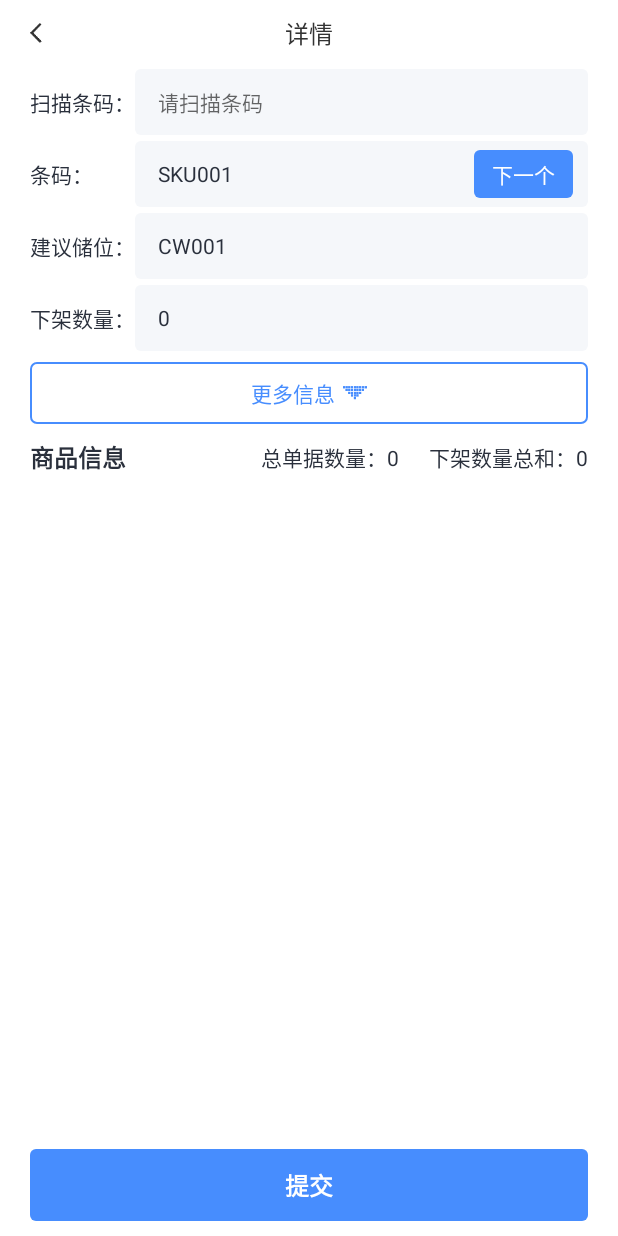
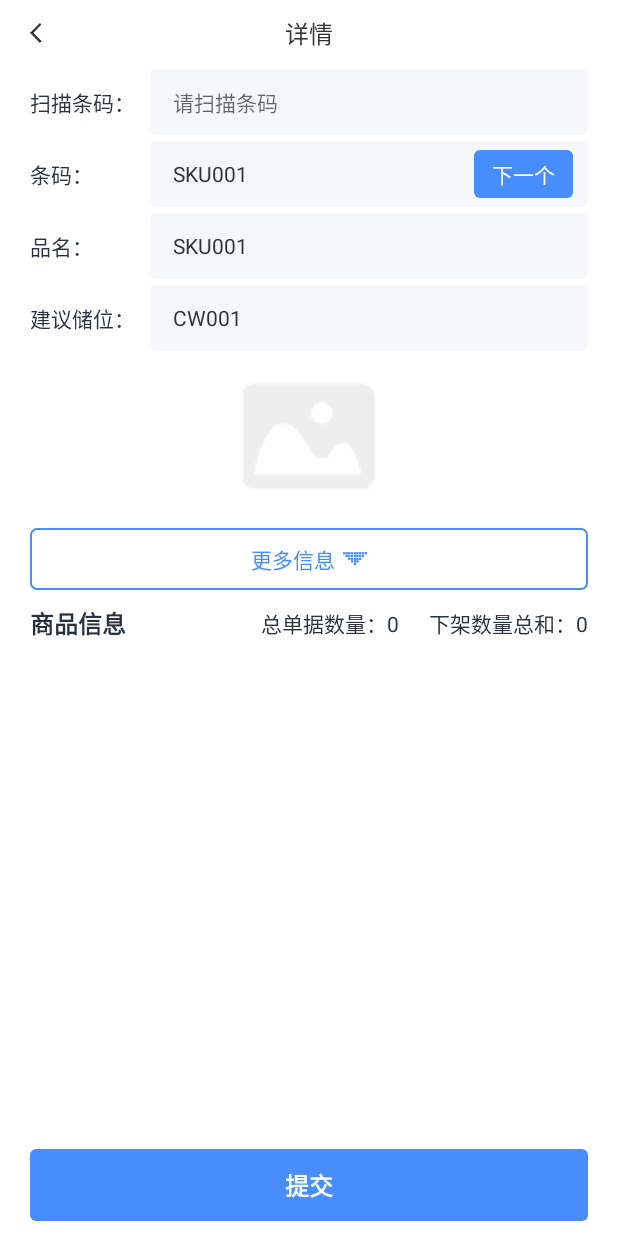
Before and after one commit to ilyle/JuWeiKe, an Android app: the GodownInventoryOutLogDetailActivity screen opened directly, with no data from a screen before it, on a phone screen of 412 x 824 dp. Run offline under Robolectric (Android 15) with nearby library versions, the light colour scheme and no system bars; our stand-ins replace ButterKnife, RxJava; libraries missing offline, so code that uses them is left out: com.banzhi.statusmanager, com.bigkoo.pickerview, com.tbruyelle.rxpermissions2; 6 statements that could not run were skipped.

Commit message:
开发需求5：出库下架单显示品名，将商品图片上移。（优化）

```diff
--- a/app/src/main/res/layout/activity_godown_inventory_outlog_detail.xml
+++ b/app/src/main/res/layout/activity_godown_inventory_outlog_detail.xml
@@ -46,7 +46,7 @@
                 android:descendantFocusability="beforeDescendants">
 
                 <TextView
-                    android:layout_width="wrap_content"
+                    android:layout_width="80dp"
                     android:layout_height="wrap_content"
                     android:layout_gravity="center_vertical"
                     android:layout_marginLeft="20dp"
@@ -95,20 +95,12 @@
                 android:layout_height="48dp">
 
                 <TextView
-                    android:layout_width="wrap_content"
+                    android:layout_width="80dp"
                     android:layout_height="wrap_content"
                     android:layout_gravity="center_vertical"
                     android:layout_marginLeft="20dp"
                     android:text="条码："
                     android:textColor="@color/color_2a303c"
-                    android:textSize="14sp" />
-
-                <TextView
-                    android:layout_width="wrap_content"
-                    android:layout_height="wrap_content"
-                    android:layout_gravity="center_vertical"
-                    android:text="条码"
-                    android:textColor="#00000000"
                     android:textSize="14sp" />
 
                 <LinearLayout
@@ -149,12 +141,48 @@
             </LinearLayout>
 
             <LinearLayout
+                android:id="@+id/ll_pm"
+                android:layout_width="match_parent"
+                android:layout_height="48dp">
+
+                <TextView
+                    android:layout_width="80dp"
+                    android:layout_height="wrap_content"
+                    android:layout_gravity="center_vertical"
+                    android:layout_marginLeft="20dp"
+                    android:text="品名："
+                    android:textColor="@color/color_2a303c"
+                    android:textSize="14sp" />
+
+                <LinearLayout
+                    android:layout_width="match_parent"
+                    android:layout_height="44dp"
+                    android:layout_gravity="center_vertical"
+                    android:layout_marginRight="20dp"
+                    android:background="@drawable/shape_f5f7fa_bg_4">
+
+                    <TextView
+                        android:id="@+id/tv_pm"
+                        android:layout_width="wrap_content"
+                        android:layout_height="wrap_content"
+                        android:layout_gravity="center_vertical"
+                        android:layout_marginLeft="15dp"
+                        android:layout_weight="1"
+                        android:text="SKU001"
+                        android:textColor="@color/color_2a303c"
+                        android:textSize="14sp" />
+
+                </LinearLayout>
+
+            </LinearLayout>
+
+            <LinearLayout
                 android:id="@+id/ll_jycw"
                 android:layout_width="match_parent"
                 android:layout_height="48dp">
 
                 <TextView
-                    android:layout_width="wrap_content"
+                    android:layout_width="80dp"
                     android:layout_height="wrap_content"
                     android:layout_gravity="center_vertical"
                     android:layout_marginLeft="20dp"
@@ -185,19 +213,36 @@
 
             </LinearLayout>
 
+            <ImageView
+                android:id="@+id/iv_img"
+                android:layout_width="100dp"
+                android:layout_height="100dp"
+                android:layout_gravity="center_horizontal"
+                android:layout_marginTop="5dp"
+                android:layout_marginBottom="5dp"
+                android:src="@drawable/default_img" />
+
+
+            <LinearLayout
+                android:id="@+id/ll_more"
+                android:layout_width="match_parent"
+                android:layout_height="wrap_content"
+                android:orientation="vertical"
+                android:visibility="gone">
+
                 <LinearLayout
                     android:id="@+id/ll_sl"
                     android:layout_width="match_parent"
                     android:layout_height="48dp">
 
                     <TextView
-                    android:layout_width="wrap_content"
+                        android:layout_width="80dp"
                         android:layout_height="wrap_content"
                         android:layout_gravity="center_vertical"
                         android:layout_marginLeft="20dp"
                         android:text="下架数量："
                         android:textColor="@color/color_2a303c"
-                    android:textSize="14sp"></TextView>
+                        android:textSize="14sp" />
 
                     <LinearLayout
                         android:layout_width="match_parent"
@@ -215,7 +260,7 @@
                             android:layout_weight="1"
                             android:text="0"
                             android:textColor="@color/color_2a303c"
-                        android:textSize="14sp"></TextView>
+                            android:textSize="14sp" />
 
 
                     </LinearLayout>
@@ -223,24 +268,17 @@
                 </LinearLayout>
 
                 <LinearLayout
-                android:id="@+id/ll_more"
-                android:layout_width="match_parent"
-                android:layout_height="wrap_content"
-                android:orientation="vertical"
-                android:visibility="gone">
-
-                <LinearLayout
                     android:layout_width="match_parent"
                     android:layout_height="48dp">
 
                     <TextView
-                        android:layout_width="wrap_content"
+                        android:layout_width="80dp"
                         android:layout_height="wrap_content"
                         android:layout_gravity="center_vertical"
                         android:layout_marginLeft="20dp"
                         android:text="总计划数量："
                         android:textColor="@color/color_2a303c"
-                        android:textSize="14sp"></TextView>
+                        android:textSize="12sp" />
 
                     <LinearLayout
                         android:layout_width="match_parent"
@@ -270,7 +308,7 @@
                     android:layout_height="48dp">
 
                     <TextView
-                        android:layout_width="wrap_content"
+                        android:layout_width="80dp"
                         android:layout_height="wrap_content"
                         android:layout_gravity="center_vertical"
                         android:layout_marginLeft="20dp"
@@ -306,11 +344,11 @@
                     android:layout_height="48dp">
 
                     <TextView
-                        android:layout_width="wrap_content"
+                        android:layout_width="80dp"
                         android:layout_height="wrap_content"
                         android:layout_gravity="center_vertical"
                         android:layout_marginLeft="20dp"
-                        android:text="备注：             "
+                        android:text="备注："
                         android:textColor="@color/color_2a303c"
                         android:textSize="14sp"></TextView>
 
@@ -336,15 +374,6 @@
                     </LinearLayout>
 
                 </LinearLayout>
-
-                <ImageView
-                    android:id="@+id/iv_img"
-                    android:layout_width="100dp"
-                    android:layout_height="100dp"
-                    android:layout_gravity="center_horizontal"
-                    android:layout_marginTop="5dp"
-                    android:layout_marginBottom="5dp"
-                    android:src="@drawable/default_img"></ImageView>
 
             </LinearLayout>
 
```
Lines whose indentation alone changed are shown as unchanged.
